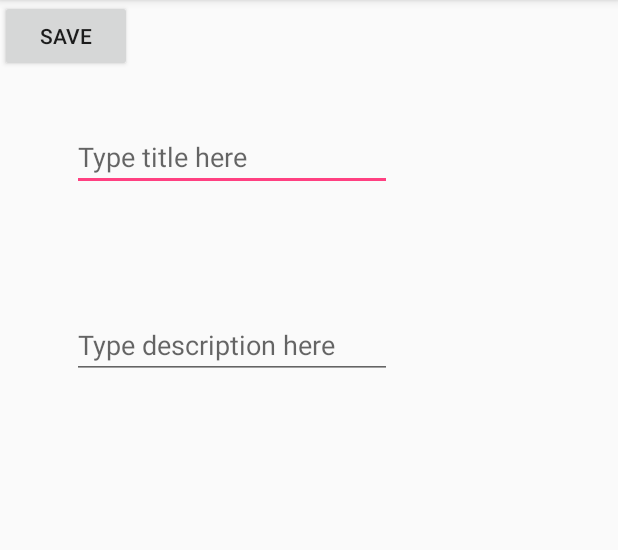
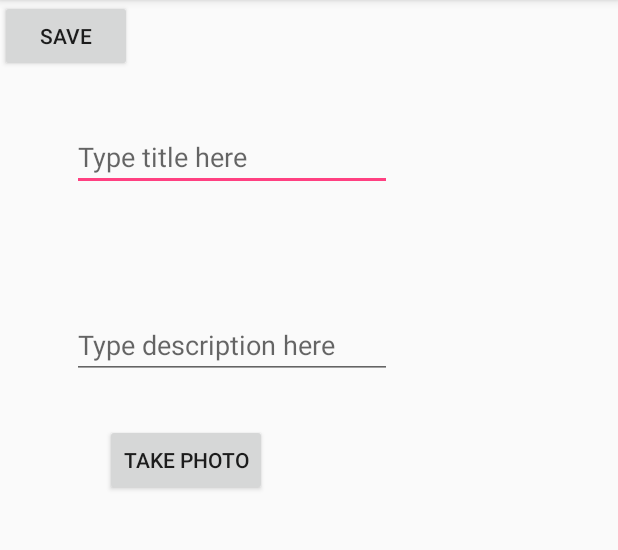
Before and after one commit to isabellalala/BellaProject, an Android app: the AddSeedActivity screen opened directly, with no data from a screen before it, on a phone screen of 412 x 824 dp, the part 84-634 px from its top. Run offline under Robolectric (Android 15) with nearby library versions, the phone set to English and light mode, and no system bars; our stand-ins replace Firebase (no records; nobody signed in at launch, a user with empty details on screens opened directly).

Commit message:
Take image

```diff
--- a/app/src/main/AndroidManifest.xml
+++ b/app/src/main/AndroidManifest.xml
@@ -11,6 +11,8 @@
     <uses-permission android:name="android.permission.ACCESS_FINE_LOCATION" />
     <uses-permission android:name="com.google.android.providers.gsf.permission.READ_GSERVICES" />
     <uses-permission android:name="android.permission.VIBRATE" />
+    <uses-feature android:name="android.hardware.camera"
+        android:required="true" />
 
     <application
         android:allowBackup="true"
--- a/app/src/main/res/layout/activity_add_seed.xml
+++ b/app/src/main/res/layout/activity_add_seed.xml
@@ -40,5 +40,16 @@
         android:hint="Type description here"
         android:inputType="text" />
 
+    <Button
+        android:id="@+id/takePhotoButton"
+        android:layout_width="wrap_content"
+        android:layout_height="wrap_content"
+        android:layout_marginTop="30dp"
+        android:onClick="takePhoto"
+        android:text="Take photo"
+        android:layout_below="@+id/seedDescription"
+        android:layout_alignStart="@+id/seedDescription"
+        android:layout_marginStart="22dp" />
+
 
 </RelativeLayout>
```
Also changed, not shown: app/src/main/java/com/example/stefa/mycustommaps/AddSeedActivity.java (+9 -0 lines).
